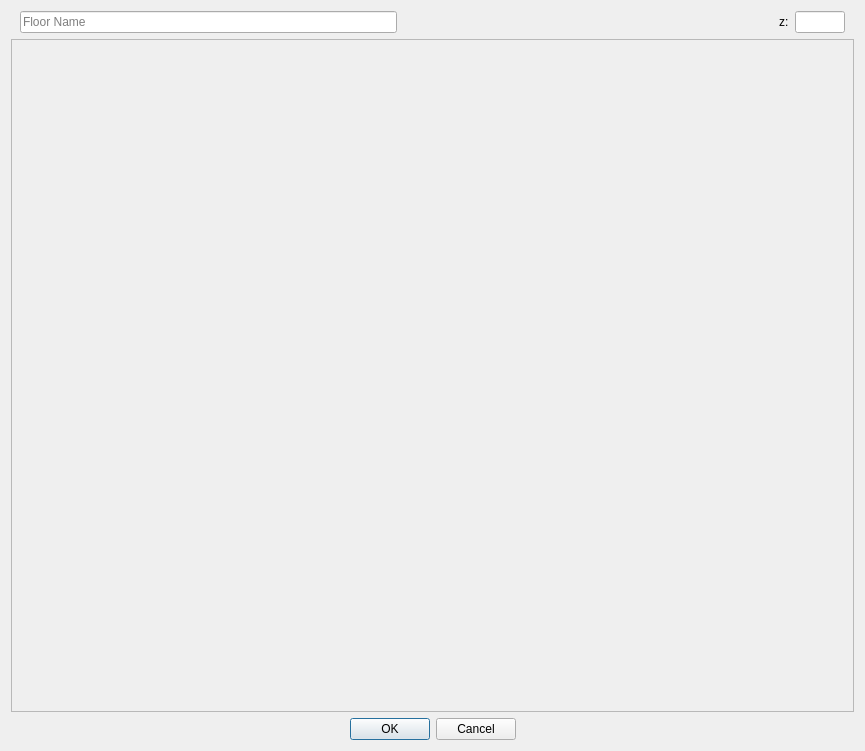
First picture: the form in src/widgets/floordialog.ui, repository millertime-homework/ERG-ScenarioBuilder, before the edit.
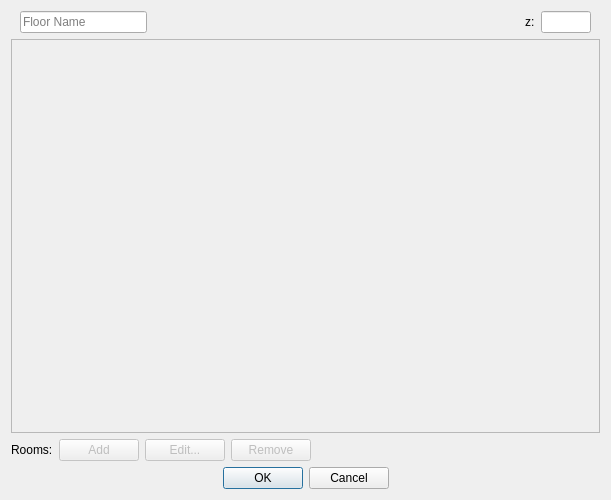
Second picture: the form after the edit.

Commit message: in the floor dialog, rooms can now be added and removed

```diff
--- a/src/widgets/floordialog.ui
+++ b/src/widgets/floordialog.ui
@@ -6,14 +6,14 @@
    <rect>
     <x>0</x>
     <y>0</y>
-    <width>865</width>
-    <height>751</height>
+    <width>611</width>
+    <height>500</height>
    </rect>
   </property>
   <property name="windowTitle">
    <string>Floor Name</string>
   </property>
-  <layout class="QVBoxLayout" name="verticalLayout" stretch="0,0,0">
+  <layout class="QVBoxLayout" name="verticalLayout">
    <item>
     <widget class="QFrame" name="frame_11">
      <property name="frameShape">
@@ -81,15 +81,15 @@
    <item>
     <widget class="QScrollArea" name="scrollArea">
      <property name="widgetResizable">
-      <bool>false</bool>
+      <bool>true</bool>
      </property>
      <widget class="QWidget" name="scrollAreaWidgetContents">
       <property name="geometry">
        <rect>
         <x>0</x>
         <y>0</y>
-        <width>839</width>
-        <height>647</height>
+        <width>585</width>
+        <height>354</height>
        </rect>
       </property>
       <layout class="QGridLayout" name="grid">
@@ -103,6 +103,74 @@
      </widget>
     </widget>
    </item>
+   <item>
+    <widget class="QFrame" name="frame">
+     <property name="frameShape">
+      <enum>QFrame::NoFrame</enum>
+     </property>
+     <property name="frameShadow">
+      <enum>QFrame::Raised</enum>
+     </property>
+     <layout class="QHBoxLayout" name="horizontalLayout_2">
+      <property name="spacing">
+       <number>6</number>
+      </property>
+      <property name="margin">
+       <number>0</number>
+      </property>
+      <item>
+       <widget class="QLabel" name="label">
+        <property name="text">
+         <string>Rooms:</string>
+        </property>
+       </widget>
+      </item>
+      <item>
+       <widget class="QPushButton" name="addRoom">
+        <property name="enabled">
+         <bool>false</bool>
+        </property>
+        <property name="text">
+         <string>Add</string>
+        </property>
+       </widget>
+      </item>
+      <item>
+       <widget class="QPushButton" name="editRoom">
+        <property name="enabled">
+         <bool>false</bool>
+        </property>
+        <property name="text">
+         <string>Edit...</string>
+        </property>
+       </widget>
+      </item>
+      <item>
+       <widget class="QPushButton" name="removeRoom">
+        <property name="enabled">
+         <bool>false</bool>
+        </property>
+        <property name="text">
+         <string>Remove</string>
+        </property>
+       </widget>
+      </item>
+      <item>
+       <spacer name="horizontalSpacer_2">
+        <property name="orientation">
+         <enum>Qt::Horizontal</enum>
+        </property>
+        <property name="sizeHint" stdset="0">
+         <size>
+          <width>40</width>
+          <height>20</height>
+         </size>
+        </property>
+       </spacer>
+      </item>
+     </layout>
+    </widget>
+   </item>
    <item>
     <widget class="QDialogButtonBox" name="buttonBox">
      <property name="orientation">
```
The commit also changes 11 other files.
